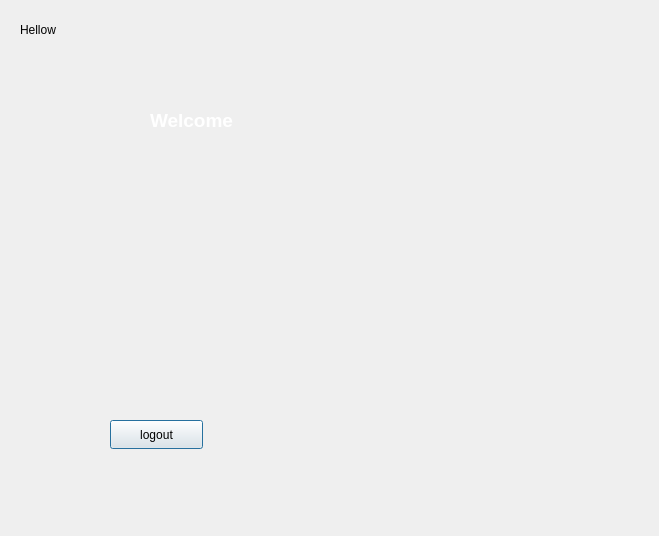
This is PairLAB/welcomewindow.ui in JOEElmenshawy/PairLAB as Qt 5 draws it before an edit. The edited form follows.
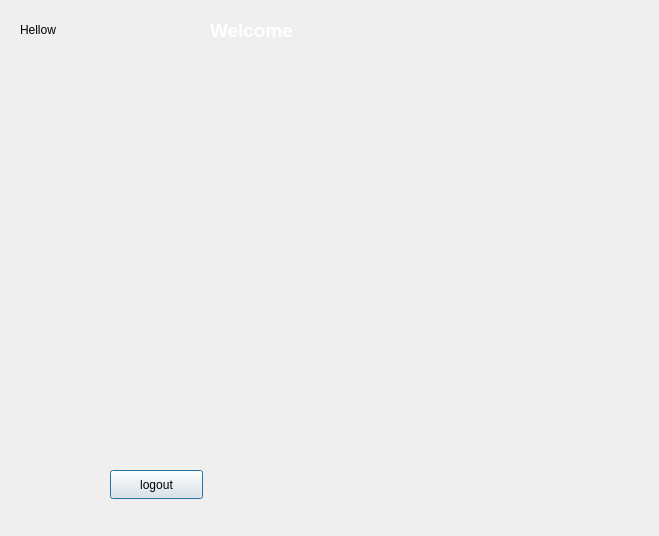
This is the edited form.

```diff
--- a/PairLAB/welcomewindow.ui
+++ b/PairLAB/welcomewindow.ui
@@ -29,9 +29,9 @@
   <widget class="QLabel" name="WelcomeLabel">
    <property name="geometry">
     <rect>
-     <x>150</x>
-     <y>80</y>
-     <width>361</width>
+     <x>210</x>
+     <y>-10</y>
+     <width>241</width>
      <height>81</height>
     </rect>
    </property>
@@ -44,8 +44,8 @@
     <rect>
      <x>120</x>
      <y>60</y>
-     <width>421</width>
-     <height>301</height>
+     <width>471</width>
+     <height>361</height>
     </rect>
    </property>
    <property name="text">
@@ -56,7 +56,7 @@
    <property name="geometry">
     <rect>
      <x>110</x>
-     <y>420</y>
+     <y>470</y>
      <width>93</width>
      <height>29</height>
     </rect>
```
